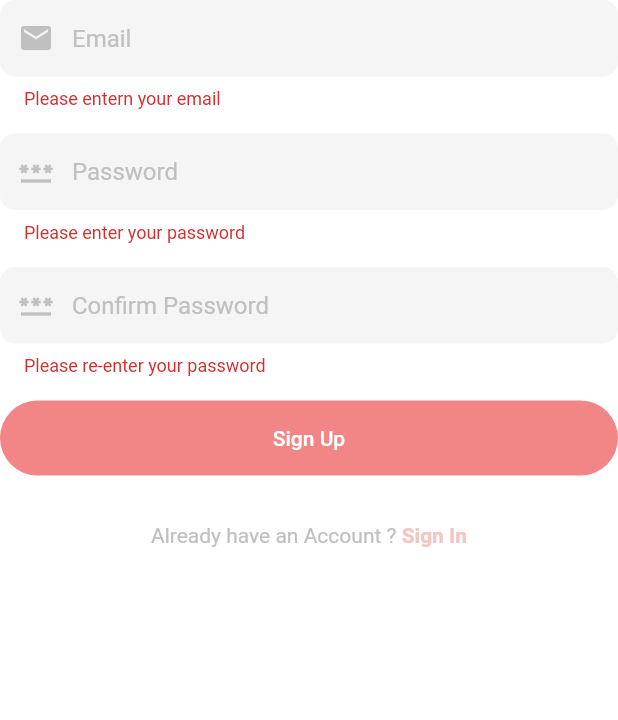
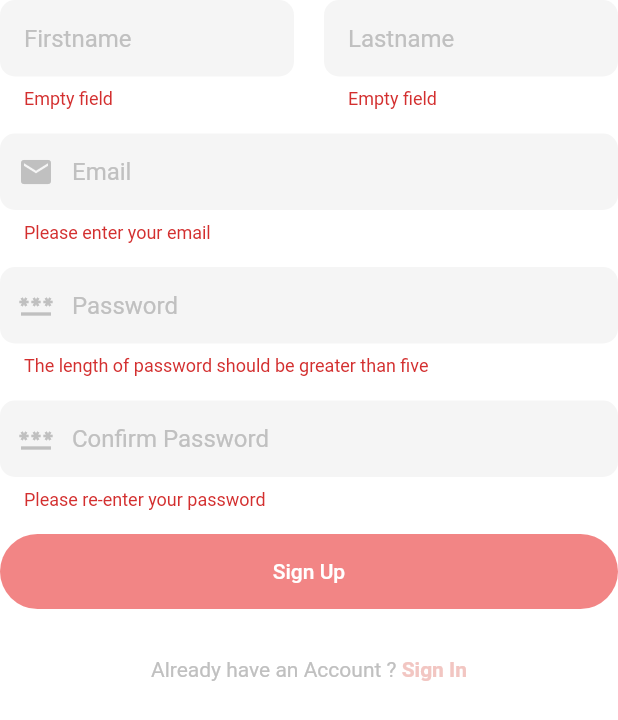
Before and after one commit to 6156-superstainsocket/match_frontend, a Flutter app: the RegisterForm widget shown alone on an empty page, opened directly, after a tap on "Sign Up", on a phone screen of 412 x 824 dp. Shown: the top 720 px of the screen. Run offline on Flutter 3.47's test engine with Material 2 defaults, Android fonts, the phone set to English and light mode, and no system bars; our stand-ins replace flutter_svg.

Commit message:
add register name

```diff
--- a/lib/src/pages/login/components/login_form.dart
+++ b/lib/src/pages/login/components/login_form.dart
@@ -38,10 +38,9 @@ class _LoginFormState extends State<LoginForm> {
                 prefixIcon: Icon(Icons.email),
               ),
               validator: (value) {
-                if (value == null || value.isEmpty) {
-                  return 'Please enter your email';
-                }
-                return null;
+                return value!.trim().isNotEmpty
+                    ? null
+                    : "Please enter your email";
               },
             ),
             Padding(
@@ -58,10 +57,9 @@ class _LoginFormState extends State<LoginForm> {
                 prefixIcon: Icon(Icons.password),
               ),
               validator: (value) {
-                if (value == null || value.isEmpty) {
-                  return 'Please enter your password';
-                }
-                return null;
+                return value!.trim().length > 5
+                    ? null
+                    : "The length of password should be greater than five";
               },
             ),
             Padding(
--- a/lib/src/pages/register/components/register_form.dart
+++ b/lib/src/pages/register/components/register_form.dart
@@ -15,12 +15,16 @@ class _RegisterFormState extends State<RegisterForm> {
   final _email = TextEditingController();
   final _pwd = TextEditingController();
   final _pwdConfirm = TextEditingController();
+  final _firstname = TextEditingController();
+  final _lastname = TextEditingController();
 
   @override
   void dispose() {
     _email.dispose();
     _pwd.dispose();
     _pwdConfirm.dispose();
+    _firstname.dispose();
+    _lastname.dispose();
     super.dispose();
   }
 
@@ -30,6 +34,39 @@ class _RegisterFormState extends State<RegisterForm> {
         key: _formKey,
         child: Column(
           children: [
+            Row(
+              mainAxisAlignment: MainAxisAlignment.spaceBetween,
+              children: [
+                Flexible(
+                    child: TextFormField(
+                  controller: _firstname,
+                  textInputAction: TextInputAction.next,
+                  cursorColor: pinkColor,
+                  decoration: const InputDecoration(
+                    hintText: "Firstname",
+                  ),
+                  validator: (value) {
+                    return value!.trim().isNotEmpty ? null : "Empty field";
+                  },
+                )),
+                const SizedBox(
+                  width: 20.0,
+                ),
+                Flexible(
+                    child: TextFormField(
+                  controller: _lastname,
+                  textInputAction: TextInputAction.next,
+                  cursorColor: pinkColor,
+                  decoration: const InputDecoration(
+                    hintText: "Lastname",
+                  ),
+                  validator: (value) {
+                    return value!.trim().isNotEmpty ? null : "Empty field";
+                  },
+                ))
+              ],
+            ),
+            const SizedBox(height: defaultPadding),
             TextFormField(
               controller: _email,
               keyboardType: TextInputType.emailAddress,
@@ -40,10 +77,9 @@ class _RegisterFormState extends State<RegisterForm> {
                 prefixIcon: Icon(Icons.email),
               ),
               validator: (value) {
-                if (value == null || value.isEmpty) {
-                  return 'Please entern your email';
-                }
-                return null;
+                return value!.trim().isNotEmpty
+                    ? null
+                    : "Please enter your email";
               },
             ),
             Padding(
@@ -60,10 +96,9 @@ class _RegisterFormState extends State<RegisterForm> {
                 prefixIcon: Icon(Icons.password),
               ),
               validator: (value) {
-                if (value == null || value.isEmpty) {
-                  return 'Please enter your password';
-                }
-                return null;
+                return value!.trim().length > 5
+                    ? null
+                    : "The length of password should be greater than five";
               },
             ),
             Padding(
@@ -105,6 +140,8 @@ class _RegisterFormState extends State<RegisterForm> {
                     // debugPrint('email: ${_email.text}');
                     // debugPrint('pwd: ${_pwd.text}');
                     // debugPrint('pwd: ${_pwdConfirm.text}');
+                    // debugPrint('firstname: ${_firstname.text}');
+                    // debugPrint('lastname: ${_lastname.text}');
                   }
                 },
                 child: const Text('Sign Up'),
```
